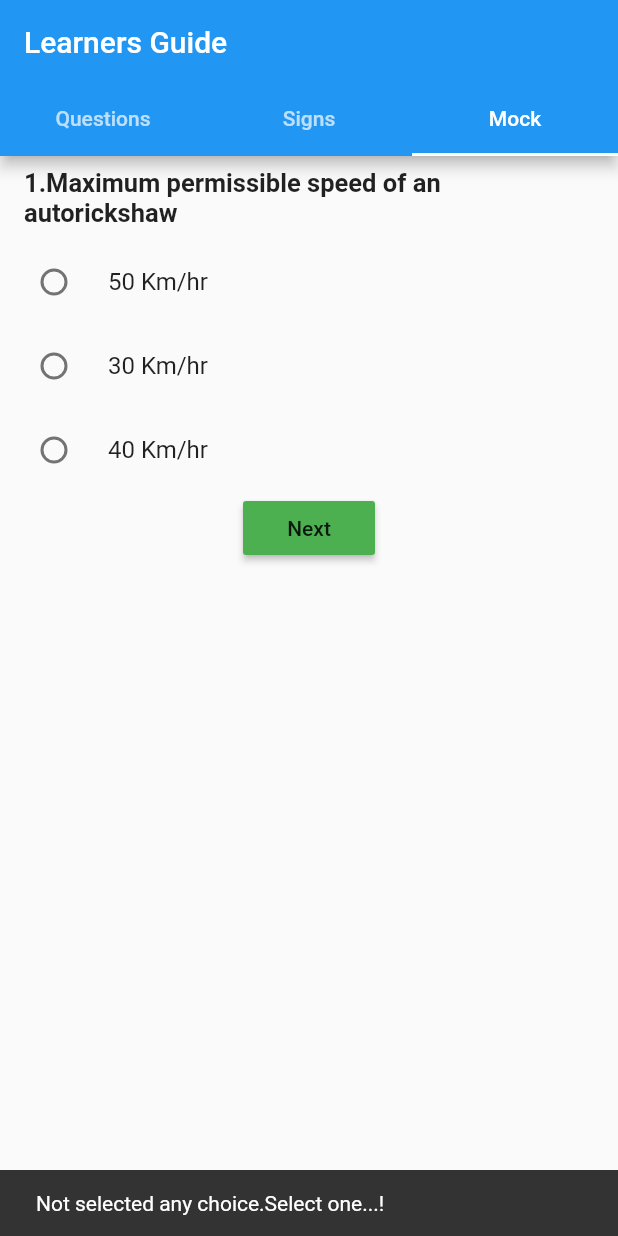
After one commit to sheminanto/learners_app, a Flutter app: the screen it shows after launch, tab 3 chosen, after a tap on "Next", on a phone screen of 412 x 824 dp. The commit adds this screen. Run offline on Flutter 3.47's test engine with Material 2 defaults, Android fonts, the phone set to English and light mode, and no system bars.

Commit message:
Mock initial

```diff
--- a/lib/main.dart
+++ b/lib/main.dart
@@ -1,5 +1,6 @@
 import 'package:flutter/material.dart';
-
+import 'package:learners_app/mock.dart';
+import 'mock.dart';
 import 'questionBank.dart';
 import 'signs.dart';
 
@@ -16,16 +17,18 @@ class MyApp extends StatefulWidget {
 }
 
 class _MyappState extends State<MyApp> {
+
+
   // This widget is the root of your application.
   @override
   Widget build(BuildContext context) {
     return MaterialApp(
         home: DefaultTabController(
-      length: 2,
+      length: 3,
       child: Scaffold(
         appBar: AppBar(
           bottom: TabBar(
-            tabs: <Widget>[Tab(text: "Questions"), Tab(text: "Signs")],
+            tabs: <Widget>[Tab(text: "Questions"), Tab(text: "Signs"),Tab(text: "Mock",)],
           ),
           title: Text('Learners Guide'),
         ),
@@ -33,6 +36,7 @@ class _MyappState extends State<MyApp> {
           children: <Widget>[
             QuestionBank(),
             Signs(),
+            Mock(),
           ],
         ),
       ),
--- /dev/null
+++ b/lib/mock.dart
@@ -0,0 +1,161 @@
+import 'package:flutter/material.dart';
+import 'dart:async';
+import 'dart:math';
+import 'questions/english.dart';
+
+class Mock extends StatefulWidget {
+  @override
+  State<StatefulWidget> createState() {
+    // TODO: implement createState
+    return _MockState();
+  }
+}
+class _MockState extends State<Mock> {
+  int selectedOption;
+
+  @override
+  void initState() {
+    super.initState();
+    selectedOption = 0;
+  }
+
+  setSelectedOption(int val) {
+    setState(() {
+      selectedOption = val;
+    });
+    print("Current selection $selectedOption");
+  }
+
+  void _showToast(BuildContext context) {
+    final scaffold = Scaffold.of(context);
+    scaffold.showSnackBar(
+      SnackBar(
+        content: const Text('Not selected any choice.Select one...!'),
+      ),
+    );
+  }
+
+  int _totalScore = 0;
+  int ans;
+  final Duration _duration = const Duration(minutes: 20);
+  var _index = 0;
+  var random = new Random();
+  var _questionIndex = [];
+
+  void _answerQuestion() {
+
+
+    if(selectedOption-1 == english[_questionIndex[_index]].ans)
+      _totalScore++;
+    print("Score:$_totalScore");
+    if(selectedOption == 0 )
+      _showToast(context);
+    else
+      setState(() {
+      selectedOption = 0;
+      _index++;
+    });
+
+
+  }
+
+  void _generateQuestion() {
+    int q;
+    for (int i = 0; i < 20; i++) {
+      q = random.nextInt(english.length);
+      if(_questionIndex.contains(q))
+        while(_questionIndex.contains(q))
+          q = random.nextInt(english.length);
+      _questionIndex.add(q);
+    }
+  }
+
+  @override
+  Widget build(BuildContext context) {
+    // TODO: implement build
+    _generateQuestion();
+    return _index < 20 ? Container(
+      child: english[_questionIndex[_index]].img == null ? Column(
+        children: <Widget>[
+          ListTile(
+            title: Text((_index + 1).toString()+"." + english[_questionIndex[_index]].qstn,
+                style: TextStyle(fontSize: 17,fontWeight: FontWeight.bold)
+            ),
+          ),
+          RadioListTile(
+            title: Text(english[_questionIndex[_index]].option[0]),
+            value: 1,
+            groupValue: selectedOption,
+            onChanged: (val) {
+              setSelectedOption(val);
+            },
+          ),
+          RadioListTile(
+            title: Text(english[_questionIndex[_index]].option[1]),
+            value: 2,
+            groupValue: selectedOption,
+            onChanged: (val) {
+              setSelectedOption(val);
+            },),
+          RadioListTile(
+            title: Text(english[_questionIndex[_index]].option[2]),
+            value: 3,
+            groupValue: selectedOption,
+            onChanged: (val) {
+              setSelectedOption(val);
+            },),
+          RaisedButton(
+            child: Text("Next"),
+            color: Colors.green,
+            onPressed: _answerQuestion,
+          )
+
+        ],
+      ):
+      Column(
+        children: <Widget>[
+          ListTile(
+            title: Text((_index + 1).toString()+"." + english[_questionIndex[_index]].qstn,
+                style: TextStyle(fontSize: 17,fontWeight: FontWeight.bold)
+            ),
+          ),
+          Image.asset('assets/images/'+english[_questionIndex[_index]].img),
+          RadioListTile(
+            title: Text(english[_questionIndex[_index]].option[0]),
+            value: 1,
+            groupValue: selectedOption,
+            onChanged: (val) {
+              setSelectedOption(val);
+            },
+          ),
+          RadioListTile(
+            title: Text(english[_questionIndex[_index]].option[1]),
+            value: 2,
+            groupValue: selectedOption,
+            onChanged: (val) {
+              setSelectedOption(val);
+            },),
+          RadioListTile(
+            title: Text(english[_questionIndex[_index]].option[2]),
+            value: 3,
+            groupValue: selectedOption,
+            onChanged: (val) {
+              setSelectedOption(val);
+            },),
+          RaisedButton(
+            child: Text("Next"),
+            onPressed: _answerQuestion,
+          )
+
+        ],
+      ),
+    ):
+        Container(
+          child: Center(
+            child: Text("Test Completed\nYour Score : $_totalScore",
+            style: TextStyle(fontWeight: FontWeight.bold,
+            fontSize: 20),),
+          )
+        );
+  }
+}
```
Also changed, not shown: lib/questionBank.dart (+9 -1 lines).
